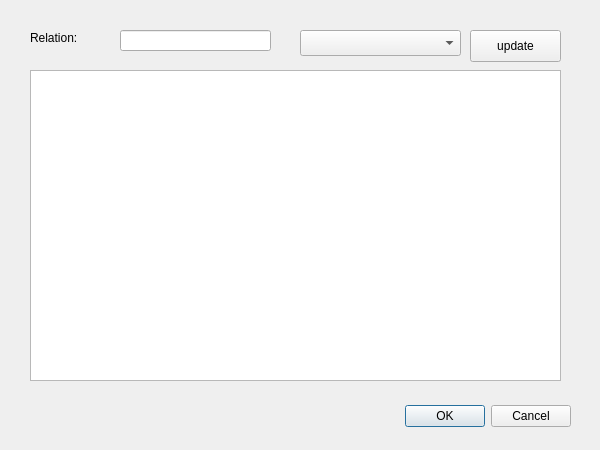
Before: the Qt Designer form SportsStat/displayrelation.ui in harumhl/MaroonGoonsRDBMS, drawn with Qt 5.
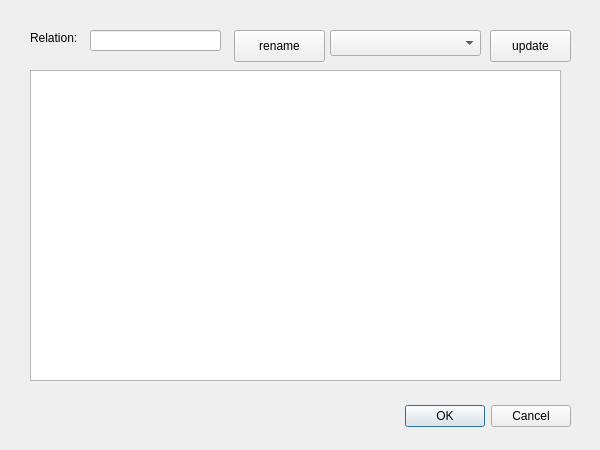
After: the same form once the commit is applied.

Commit message: we can rename the relation in DisplayRelation

Patch:
```diff
--- a/SportsStat/displayrelation.ui
+++ b/SportsStat/displayrelation.ui
@@ -45,9 +45,9 @@
   <widget class="QLineEdit" name="relationName">
    <property name="geometry">
     <rect>
-     <x>120</x>
+     <x>90</x>
      <y>30</y>
-     <width>151</width>
+     <width>131</width>
      <height>21</height>
     </rect>
    </property>
@@ -65,9 +65,9 @@
   <widget class="QComboBox" name="relationsBox">
    <property name="geometry">
     <rect>
-     <x>300</x>
+     <x>330</x>
      <y>30</y>
-     <width>161</width>
+     <width>151</width>
      <height>26</height>
     </rect>
    </property>
@@ -75,9 +75,9 @@
   <widget class="QPushButton" name="updateButton">
    <property name="geometry">
     <rect>
-     <x>470</x>
+     <x>490</x>
      <y>30</y>
-     <width>91</width>
+     <width>81</width>
      <height>32</height>
     </rect>
    </property>
@@ -85,6 +85,19 @@
     <string>update</string>
    </property>
   </widget>
+  <widget class="QPushButton" name="renameButton">
+   <property name="geometry">
+    <rect>
+     <x>234</x>
+     <y>30</y>
+     <width>91</width>
+     <height>32</height>
+    </rect>
+   </property>
+   <property name="text">
+    <string>rename</string>
+   </property>
+  </widget>
  </widget>
  <resources/>
  <connections>
```
The commit also changes 2 other files.
